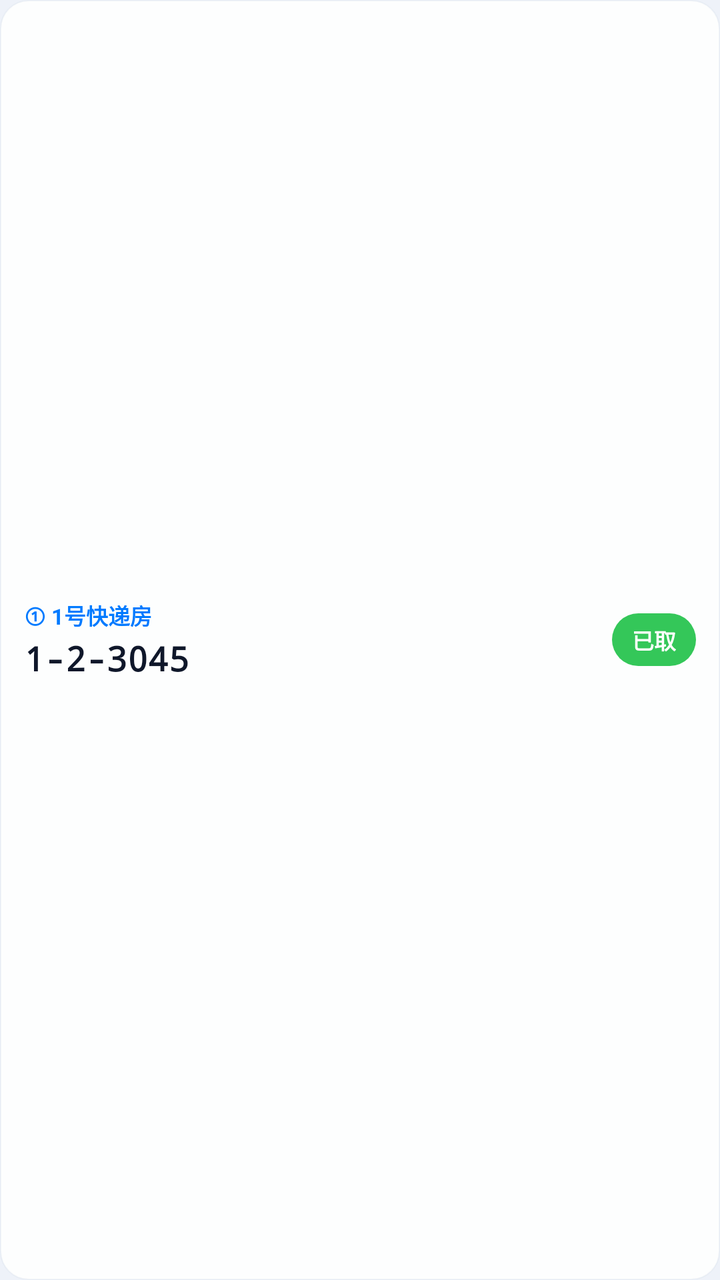
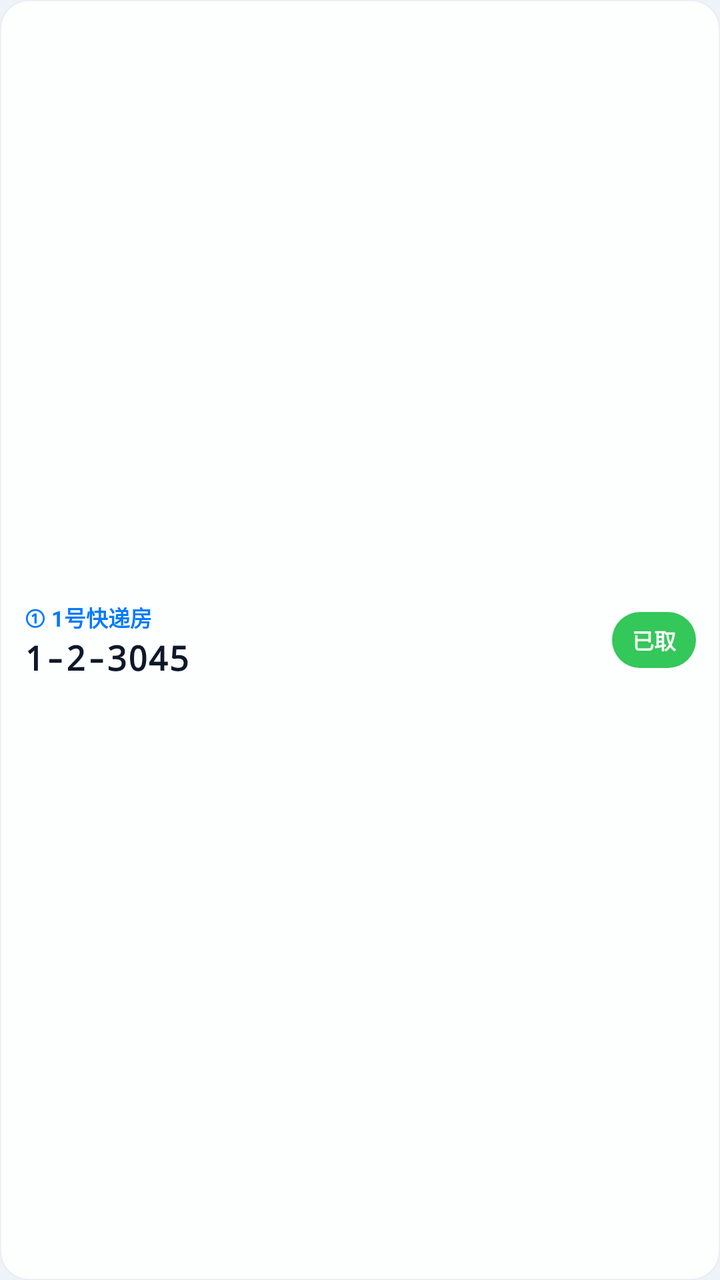

Before-and-after screenshots of an Android layout around one commit, followed by the original layout XML and the change that was made.
<!-- AndroidManifest.xml: application theme Theme.PickupCode -->
<!-- res/layout/widget_pickup_item.xml -->
<?xml version="1.0" encoding="utf-8"?>
<LinearLayout xmlns:android="http://schemas.android.com/apk/res/android"
    android:id="@+id/widget_item_root"
    android:layout_width="match_parent"
    android:layout_height="wrap_content"
    android:background="@drawable/widget_row_bg"
    android:gravity="center_vertical"
    android:orientation="horizontal"
    android:paddingHorizontal="12dp"
    android:paddingVertical="8dp">

    <LinearLayout
        android:layout_width="0dp"
        android:layout_height="wrap_content"
        android:layout_weight="1"
        android:orientation="vertical">

        <LinearLayout
            android:layout_width="match_parent"
            android:layout_height="wrap_content"
            android:gravity="center_vertical"
            android:orientation="horizontal">

            <TextView
                android:id="@+id/widget_item_station"
                android:layout_width="wrap_content"
                android:layout_height="wrap_content"
                android:text="① 1号快递房"
                android:textColor="@color/widget_accent_blue"
                android:textSize="11sp"
                android:textStyle="bold" />

            <TextView
                android:id="@+id/widget_item_product"
                android:layout_width="wrap_content"
                android:layout_height="wrap_content"
                android:layout_marginStart="6dp"
                android:ellipsize="end"
                android:maxLines="1"
                android:textColor="@color/widget_text_secondary"
                android:textSize="11sp" />
        </LinearLayout>

        <TextView
            android:id="@+id/widget_item_code"
            android:layout_width="wrap_content"
            android:layout_height="wrap_content"
            android:layout_marginTop="2dp"
            android:fontFamily="monospace"
            android:text="1-2-3045"
            android:textColor="@color/widget_text_primary"
            android:textSize="17sp"
            android:textStyle="bold" />
    </LinearLayout>

    <TextView
        android:id="@+id/widget_item_btn_done"
        android:layout_width="wrap_content"
        android:layout_height="wrap_content"
        android:background="@drawable/widget_btn_done"
        android:paddingHorizontal="10dp"
        android:paddingVertical="5dp"
        android:text="已取"
        android:textColor="#FFFFFFFF"
        android:textSize="11sp"
        android:textStyle="bold" />

</LinearLayout>
<!-- resources referenced by this layout -->
<resources>
  <color name="widget_accent_blue">#FF007AFF</color>
  <color name="widget_text_primary">#FF0F172A</color>
  <color name="widget_text_secondary">#FF64748B</color>
  <!-- drawable widget_btn_done (drawable) -->
  <?xml version="1.0" encoding="utf-8"?>
  <shape xmlns:android="http://schemas.android.com/apk/res/android"
      android:shape="rectangle">
      <corners android:radius="999dp" />
      <solid android:color="@color/widget_accent_green" />
  </shape>
  <!-- drawable widget_row_bg (drawable) -->
  <?xml version="1.0" encoding="utf-8"?>
  <shape xmlns:android="http://schemas.android.com/apk/res/android"
      android:shape="rectangle">
      <corners android:radius="14dp" />
      <solid android:color="@color/widget_row_bg" />
      <stroke
          android:width="0.8dp"
          android:color="@color/widget_row_border" />
  </shape>
  <style name="Theme.PickupCode" parent="android:Theme.Material.Light.NoActionBar">
          <item name="android:windowBackground">@color/app_window_bg</item>
          <item name="android:statusBarColor">@android:color/transparent</item>
          <item name="android:navigationBarColor">@android:color/transparent</item>
          <item name="android:forceDarkAllowed">false</item>
      </style>
  <color name="widget_accent_green">#FF34C759</color>
  <color name="widget_row_bg">#E6FFFFFF</color>
  <color name="widget_row_border">#40CBD5E1</color>
  <color name="app_window_bg">#FFEEF2F9</color>
</resources>

<!-- the commit's change to res/layout/widget_pickup_item.xml (unified diff, before → after) -->
@@ -2,17 +2,17 @@
 <LinearLayout xmlns:android="http://schemas.android.com/apk/res/android"
     android:id="@+id/widget_item_root"
     android:layout_width="match_parent"
-    android:layout_height="wrap_content"
+    android:layout_height="56dp"
     android:background="@drawable/widget_row_bg"
     android:gravity="center_vertical"
     android:orientation="horizontal"
-    android:paddingHorizontal="12dp"
-    android:paddingVertical="8dp">
+    android:paddingHorizontal="12dp">
 
     <LinearLayout
         android:layout_width="0dp"
         android:layout_height="wrap_content"
         android:layout_weight="1"
+        android:gravity="center_vertical"
         android:orientation="vertical">
 
         <LinearLayout
@@ -25,31 +25,39 @@
                 android:id="@+id/widget_item_station"
                 android:layout_width="wrap_content"
                 android:layout_height="wrap_content"
+                android:ellipsize="end"
+                android:includeFontPadding="false"
+                android:maxLines="1"
                 android:text="① 1号快递房"
                 android:textColor="@color/widget_accent_blue"
-                android:textSize="11sp"
+                android:textSize="11dp"
                 android:textStyle="bold" />
 
             <TextView
                 android:id="@+id/widget_item_product"
-                android:layout_width="wrap_content"
+                android:layout_width="0dp"
                 android:layout_height="wrap_content"
                 android:layout_marginStart="6dp"
+                android:layout_weight="1"
                 android:ellipsize="end"
+                android:includeFontPadding="false"
                 android:maxLines="1"
                 android:textColor="@color/widget_text_secondary"
-                android:textSize="11sp" />
+                android:textSize="11dp" />
         </LinearLayout>
 
         <TextView
             android:id="@+id/widget_item_code"
-            android:layout_width="wrap_content"
+            android:layout_width="match_parent"
             android:layout_height="wrap_content"
-            android:layout_marginTop="2dp"
+            android:layout_marginTop="3dp"
+            android:ellipsize="end"
             android:fontFamily="monospace"
+            android:includeFontPadding="false"
+            android:maxLines="1"
             android:text="1-2-3045"
             android:textColor="@color/widget_text_primary"
-            android:textSize="17sp"
+            android:textSize="17dp"
             android:textStyle="bold" />
     </LinearLayout>
 
@@ -57,12 +65,15 @@
         android:id="@+id/widget_item_btn_done"
         android:layout_width="wrap_content"
         android:layout_height="wrap_content"
+        android:layout_marginStart="8dp"
         android:background="@drawable/widget_btn_done"
+        android:includeFontPadding="false"
+        android:maxLines="1"
         android:paddingHorizontal="10dp"
-        android:paddingVertical="5dp"
+        android:paddingVertical="6dp"
         android:text="已取"
         android:textColor="#FFFFFFFF"
-        android:textSize="11sp"
+        android:textSize="11dp"
         android:textStyle="bold" />
 
 </LinearLayout>
